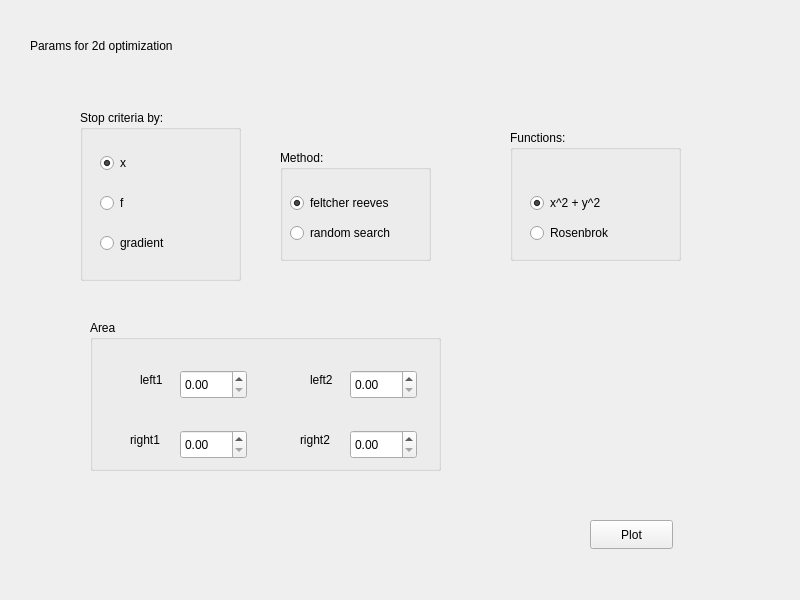
First picture: the form in visual_multidim/chooseparams.ui, repository Herikoid/multidim_opt, before the edit.
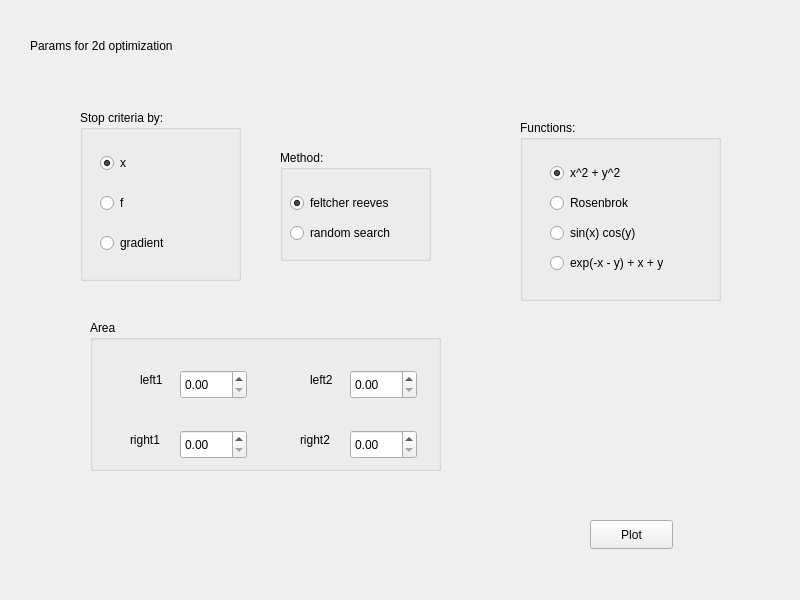
Second picture: the form after the edit.

Diff of the .ui file:
```diff
--- a/visual_multidim/chooseparams.ui
+++ b/visual_multidim/chooseparams.ui
@@ -262,10 +262,10 @@
   <widget class="QGroupBox" name="groupBox">
    <property name="geometry">
     <rect>
-     <x>510</x>
-     <y>130</y>
-     <width>171</width>
-     <height>131</height>
+     <x>520</x>
+     <y>120</y>
+     <width>201</width>
+     <height>181</height>
     </rect>
    </property>
    <property name="title">
@@ -274,8 +274,8 @@
    <widget class="QRadioButton" name="sqsmRB">
     <property name="geometry">
      <rect>
-      <x>20</x>
-      <y>60</y>
+      <x>30</x>
+      <y>40</y>
       <width>112</width>
       <height>26</height>
      </rect>
@@ -293,8 +293,8 @@
    <widget class="QRadioButton" name="rosenbrokRB">
     <property name="geometry">
      <rect>
-      <x>20</x>
-      <y>90</y>
+      <x>30</x>
+      <y>70</y>
       <width>112</width>
       <height>26</height>
      </rect>
@@ -306,6 +306,38 @@
      <string notr="true">buttonGroup_3</string>
     </attribute>
    </widget>
+   <widget class="QRadioButton" name="sincosRB">
+    <property name="geometry">
+     <rect>
+      <x>30</x>
+      <y>100</y>
+      <width>112</width>
+      <height>26</height>
+     </rect>
+    </property>
+    <property name="text">
+     <string>sin(x) cos(y)</string>
+    </property>
+    <attribute name="buttonGroup">
+     <string notr="true">buttonGroup_3</string>
+    </attribute>
+   </widget>
+   <widget class="QRadioButton" name="expRB">
+    <property name="geometry">
+     <rect>
+      <x>30</x>
+      <y>130</y>
+      <width>151</width>
+      <height>26</height>
+     </rect>
+    </property>
+    <property name="text">
+     <string>exp(-x - y) + x + y</string>
+    </property>
+    <attribute name="buttonGroup">
+     <string notr="true">buttonGroup_3</string>
+    </attribute>
+   </widget>
   </widget>
  </widget>
  <resources/>
```
